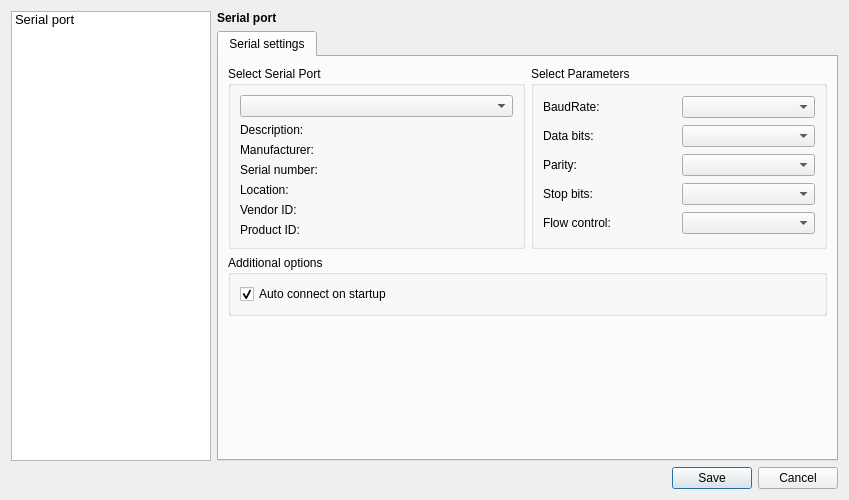
First picture: the form in Desktop/settingsdialog.ui, repository azais-corentin/SliderBar, before the edit.
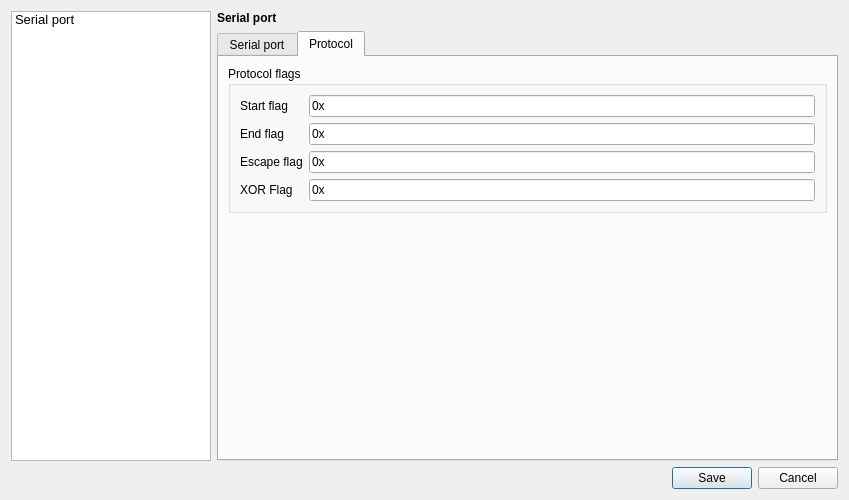
Second picture: the form after the edit.

Commit message: Add settings for protocol

```diff
--- a/Desktop/settingsdialog.ui
+++ b/Desktop/settingsdialog.ui
@@ -83,9 +83,12 @@
        </item>
        <item row="1" column="0">
         <widget class="QTabWidget" name="tabItems">
+         <property name="currentIndex">
+          <number>1</number>
+         </property>
          <widget class="QWidget" name="tabSerial">
           <attribute name="title">
-           <string>Serial settings</string>
+           <string>Serial port</string>
           </attribute>
           <layout class="QGridLayout" name="gridLayout_7">
            <item row="0" column="1">
@@ -235,6 +238,115 @@
            </item>
           </layout>
          </widget>
+         <widget class="QWidget" name="tabProtocol">
+          <attribute name="title">
+           <string>Protocol</string>
+          </attribute>
+          <layout class="QGridLayout" name="gridLayout_3">
+           <item row="0" column="0">
+            <widget class="QGroupBox" name="groupBox">
+             <property name="title">
+              <string>Protocol flags</string>
+             </property>
+             <layout class="QFormLayout" name="formLayout_2">
+              <item row="0" column="0">
+               <widget class="QLabel" name="lStartflag">
+                <property name="text">
+                 <string>Start flag</string>
+                </property>
+               </widget>
+              </item>
+              <item row="0" column="1">
+               <widget class="QLineEdit" name="eStartflag">
+                <property name="inputMask">
+                 <string>\0\xHH</string>
+                </property>
+                <property name="text">
+                 <string>0x</string>
+                </property>
+                <property name="maxLength">
+                 <number>4</number>
+                </property>
+               </widget>
+              </item>
+              <item row="1" column="0">
+               <widget class="QLabel" name="lEndflag">
+                <property name="text">
+                 <string>End flag</string>
+                </property>
+               </widget>
+              </item>
+              <item row="1" column="1">
+               <widget class="QLineEdit" name="eEndflag">
+                <property name="inputMask">
+                 <string>\0\xHH</string>
+                </property>
+                <property name="text">
+                 <string>0x</string>
+                </property>
+                <property name="maxLength">
+                 <number>4</number>
+                </property>
+               </widget>
+              </item>
+              <item row="2" column="0">
+               <widget class="QLabel" name="lEscapeflag">
+                <property name="text">
+                 <string>Escape flag</string>
+                </property>
+               </widget>
+              </item>
+              <item row="2" column="1">
+               <widget class="QLineEdit" name="eEscapeflag">
+                <property name="inputMask">
+                 <string>\0\xHH</string>
+                </property>
+                <property name="text">
+                 <string>0x</string>
+                </property>
+                <property name="maxLength">
+                 <number>4</number>
+                </property>
+               </widget>
+              </item>
+              <item row="3" column="0">
+               <widget class="QLabel" name="lXORFlag">
+                <property name="text">
+                 <string>XOR Flag</string>
+                </property>
+               </widget>
+              </item>
+              <item row="3" column="1">
+               <widget class="QLineEdit" name="eXORFlag">
+                <property name="inputMask">
+                 <string>\0\xHH</string>
+                </property>
+                <property name="text">
+                 <string>0x</string>
+                </property>
+                <property name="maxLength">
+                 <number>4</number>
+                </property>
+               </widget>
+              </item>
+             </layout>
+            </widget>
+           </item>
+           <item row="1" column="0">
+            <spacer name="verticalSpacer_2">
+             <property name="orientation">
+              <enum>Qt::Vertical</enum>
+             </property>
+             <property name="sizeHint" stdset="0">
+              <size>
+               <width>20</width>
+               <height>40</height>
+              </size>
+             </property>
+            </spacer>
+           </item>
+          </layout>
+         </widget>
         </widget>
        </item>
       </layout>
```
The commit also changes 8 other files.
